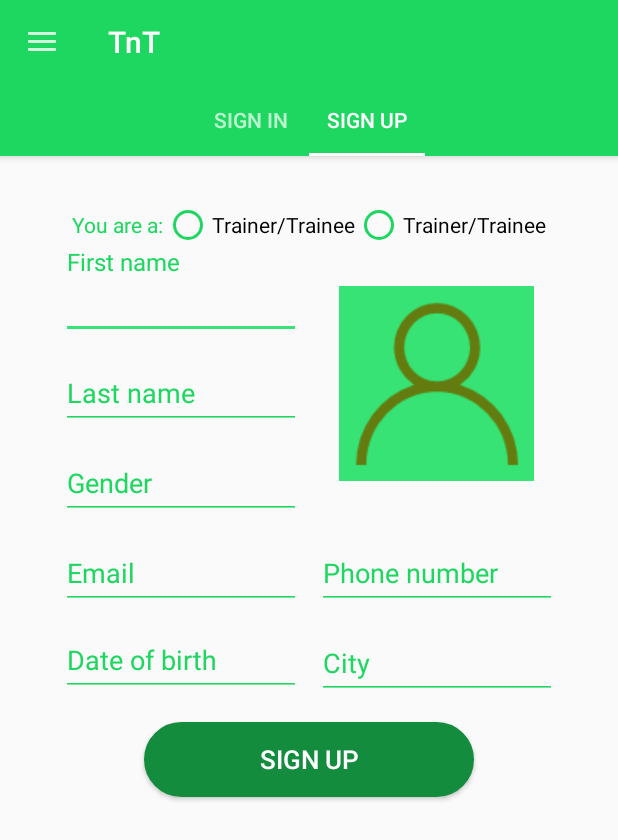
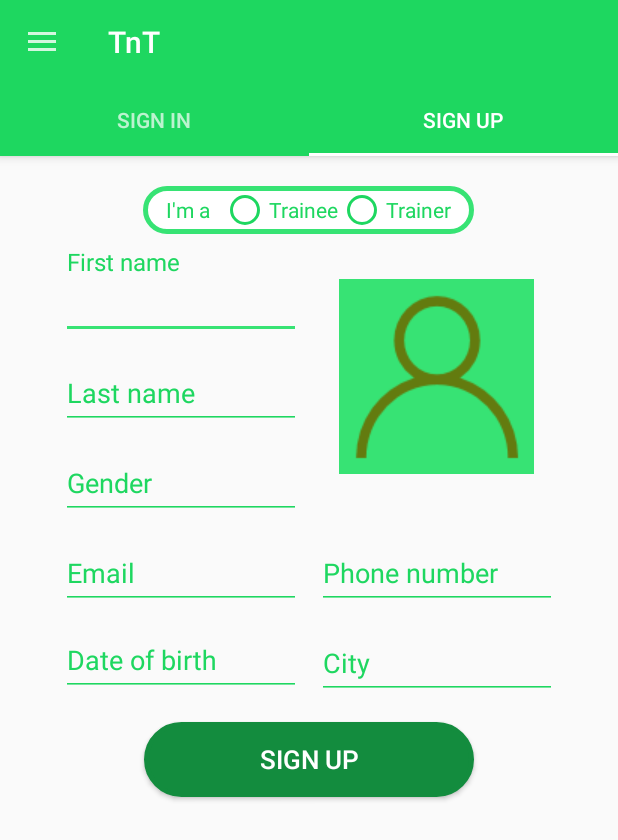
Before and after one commit to benjika/TNT, an Android app: the screen it shows after launch (MainActivity), tab 2 chosen, on a phone screen of 412 x 824 dp. Shown: the top 840 px of the screen. Run offline under Robolectric (Android 15) with nearby library versions, the phone set to English and light mode, and no system bars.

Commit message:
radio fix,tab full lenght

```diff
--- /dev/null
+++ b/app/src/main/res/drawable/frame_redio.xml
@@ -0,0 +1,13 @@
+<?xml version="1.0" encoding="UTF-8"?>
+<shape xmlns:android="http://schemas.android.com/apk/res/android">
+    <solid android:color="@android:color/white" />
+    <stroke
+        android:width="3dp"
+        android:color="@color/colorAccent" />
+    <corners android:radius="30dp" />
+    <padding
+        android:bottom="0dp"
+        android:left="0dp"
+        android:right="0dp"
+        android:top="0dp" />
+</shape>
--- /dev/null
+++ b/app/src/main/res/drawable/tab_background.xml
@@ -0,0 +1,12 @@
+<?xml version="1.0" encoding="UTF-8"?>
+<shape xmlns:android="http://schemas.android.com/apk/res/android">
+    <solid android:color="@color/colorPrimary" />
+    <stroke
+        android:width="3dp"
+        android:color="@android:color/white" />
+    <padding
+        android:bottom="0dp"
+        android:left="0dp"
+        android:right="0dp"
+        android:top="0dp" />
+</shape>
--- a/app/src/main/res/layout/activity_main.xml
+++ b/app/src/main/res/layout/activity_main.xml
@@ -20,6 +20,7 @@
                 android:layout_width="match_parent"
                 android:layout_height="?attr/actionBarSize"
                 android:background="?attr/colorPrimary"
+
                 android:theme="@style/ThemeOverlay.AppCompat.Dark" />
 
 
@@ -28,12 +29,15 @@
                 android:layout_width="match_parent"
                 android:layout_height="wrap_content"
                 android:layout_gravity="center"
+
                 android:background="@color/colorPrimary"
                 android:theme="@style/ThemeOverlay.AppCompat.Dark"
-                app:tabGravity="center"
+                app:tabGravity="fill"
                 app:tabIndicatorColor="@android:color/white"
+                app:tabMaxWidth="0dp"
                 app:tabMode="fixed" />
         </android.support.design.widget.AppBarLayout>
+
 
         <android.support.v4.view.ViewPager xmlns:android="http://schemas.android.com/apk/res/android"
             android:id="@+id/view_pager"
--- a/app/src/main/res/layout/fragment_signup.xml
+++ b/app/src/main/res/layout/fragment_signup.xml
@@ -17,15 +17,19 @@
             android:layout_width="wrap_content"
             android:layout_height="wrap_content"
             android:layout_gravity="center"
-            android:layout_marginTop="30dp"
+            android:layout_marginTop="20dp"
+            android:background="@drawable/frame_redio"
             android:gravity="center"
-            android:orientation="horizontal">
+            android:orientation="horizontal"
+            android:paddingEnd="15dp"
+            android:paddingStart="15dp">
 
             <TextView
 
                 android:layout_width="wrap_content"
                 android:layout_height="wrap_content"
-                android:text="You are a:"
+                android:paddingEnd="7dp"
+                android:text="@string/im_a"
                 android:textColor="@color/colorPrimary" />
 
             <RadioGroup xmlns:android="http://schemas.android.com/apk/res/android"
@@ -34,16 +38,18 @@
                 android:orientation="horizontal">
 
                 <RadioButton
-                    android:id="@+id/radio_pirates"
+                    android:id="@+id/radio_trainee"
                     android:layout_width="wrap_content"
                     android:layout_height="wrap_content"
-                    android:text="@string/trainer_trainee" />
+                    android:text="@string/trainee"
+                    android:textColor="@color/colorPrimary" />
 
                 <RadioButton
-                    android:id="@+id/radio_ninjas"
+                    android:id="@+id/radio_trainer"
                     android:layout_width="wrap_content"
                     android:layout_height="wrap_content"
-                    android:text="@string/trainer_trainee" />
+                    android:text="@string/trainer"
+                    android:textColor="@color/colorPrimary" />
             </RadioGroup>
         </LinearLayout>
 
@@ -57,16 +63,10 @@
             <LinearLayout
                 android:layout_width="wrap_content"
                 android:layout_height="wrap_content"
+                android:layout_marginTop="10dp"
                 android:gravity="right"
                 android:orientation="vertical">
 
-                <LinearLayout
-                    android:layout_width="match_parent"
-                    android:layout_height="wrap_content"
-                    android:orientation="horizontal">
-
-
-                </LinearLayout>
 
                 <android.support.design.widget.TextInputLayout
                     android:layout_width="wrap_content"
@@ -153,7 +153,6 @@
                     android:layout_height="wrap_content"
                     android:layout_marginEnd="5dp"
                     android:hint="@string/email"
-
                     android:inputType="textEmailAddress"
                     android:textColorHint="@color/colorPrimary" />
             </android.support.design.widget.TextInputLayout>
@@ -162,7 +161,6 @@
                 android:layout_width="wrap_content"
                 android:layout_height="wrap_content"
                 android:layout_gravity="center"
-
                 android:orientation="horizontal"
                 android:textColorHint="@color/colorPrimary"
                 android.support.design:hintTextAppearance="@style/TextAppearence.App.TextInputLayout">
@@ -188,7 +186,6 @@
                 android:layout_width="wrap_content"
                 android:layout_height="wrap_content"
                 android:layout_gravity="center"
-
                 android:orientation="horizontal"
                 android:textColorHint="@color/colorPrimary">
 
--- a/app/src/main/res/values/strings.xml
+++ b/app/src/main/res/values/strings.xml
@@ -11,9 +11,7 @@
     <!--sign up fragment-->
     <string name="sign_up">Sign up</string>
     <string name="gender">Gender</string>
-
-    <!-- TODO: Remove or change this placeholder text -->
-    <string name="hello_blank_fragment">Hello blank fragment</string>
+    <string name="im_a">I\'m a</string>
     <string name="first_Name">First name</string>
     <string name="last_Name">Last name</string>
     <string name="email">Email</string>
@@ -21,6 +19,8 @@
     <string name="city">City</string>
     <string name="id">ID</string>
     <string name="trainer_trainee">Trainer/Trainee</string>
+    <string name="trainer">Trainer</string>
+    <string name="trainee">Trainee</string>
     <string name="phone_Number">Phone number</string>
     <string name="done">Done</string>
 
```
Also changed, not shown: app/src/main/res/drawable/background_blue.jpeg (deleted).
